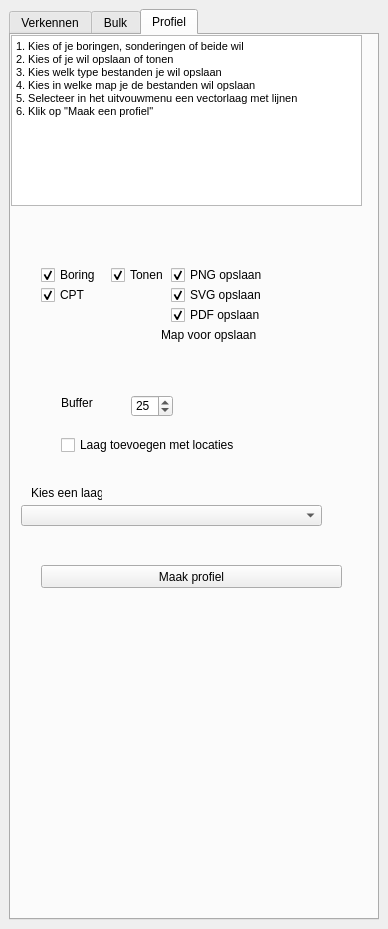
Qt form bro_download_plot_dockwidget_base.ui (ic144/bronodig) before a commit.
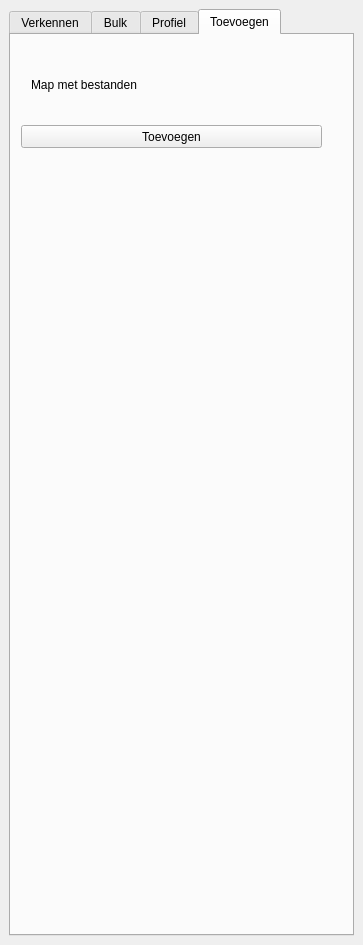
The same form after that commit. Custom widgets are drawn as their Qt base class.

Commit message: sonderingen en boringen uit bestanden op de kaart zetten met daarbij id

```diff
--- a/bro_download_plot_dockwidget_base.ui
+++ b/bro_download_plot_dockwidget_base.ui
@@ -6,8 +6,8 @@
    <rect>
     <x>0</x>
     <y>0</y>
-    <width>388</width>
-    <height>929</height>
+    <width>363</width>
+    <height>945</height>
    </rect>
   </property>
   <property name="windowTitle">
@@ -18,7 +18,7 @@
     <item row="2" column="0">
      <widget class="QTabWidget" name="tabWidget">
       <property name="currentIndex">
-       <number>2</number>
+       <number>3</number>
       </property>
       <widget class="QWidget" name="tab">
        <attribute name="title">
@@ -311,13 +311,13 @@
          <string>&lt;!DOCTYPE HTML PUBLIC &quot;-//W3C//DTD HTML 4.0//EN&quot; &quot;http://www.w3.org/TR/REC-html40/strict.dtd&quot;&gt;
 &lt;html&gt;&lt;head&gt;&lt;meta name=&quot;qrichtext&quot; content=&quot;1&quot; /&gt;&lt;style type=&quot;text/css&quot;&gt;
 p, li { white-space: pre-wrap; }
-&lt;/style&gt;&lt;/head&gt;&lt;body style=&quot; font-family:'MS Shell Dlg 2'; font-size:7.8pt; font-weight:400; font-style:normal;&quot;&gt;
-&lt;p style=&quot; margin-top:0px; margin-bottom:0px; margin-left:0px; margin-right:0px; -qt-block-indent:0; text-indent:0px;&quot;&gt;&lt;span style=&quot; font-size:8pt;&quot;&gt;1. Kies of je boringen, sonderingen of beide wil&lt;/span&gt;&lt;/p&gt;
-&lt;p style=&quot; margin-top:0px; margin-bottom:0px; margin-left:0px; margin-right:0px; -qt-block-indent:0; text-indent:0px;&quot;&gt;&lt;span style=&quot; font-size:8pt;&quot;&gt;2. Kies of je wil opslaan of tonen&lt;/span&gt;&lt;/p&gt;
-&lt;p style=&quot; margin-top:0px; margin-bottom:0px; margin-left:0px; margin-right:0px; -qt-block-indent:0; text-indent:0px;&quot;&gt;&lt;span style=&quot; font-size:8pt;&quot;&gt;3. Kies welk type bestanden je wil opslaan&lt;/span&gt;&lt;/p&gt;
-&lt;p style=&quot; margin-top:0px; margin-bottom:0px; margin-left:0px; margin-right:0px; -qt-block-indent:0; text-indent:0px;&quot;&gt;&lt;span style=&quot; font-size:8pt;&quot;&gt;4. Kies in welke map je de bestanden wil opslaan&lt;/span&gt;&lt;/p&gt;
-&lt;p style=&quot; margin-top:0px; margin-bottom:0px; margin-left:0px; margin-right:0px; -qt-block-indent:0; text-indent:0px;&quot;&gt;&lt;span style=&quot; font-size:8pt;&quot;&gt;5. Selecteer in het uitvouwmenu een vectorlaag met lijnen&lt;/span&gt;&lt;/p&gt;
-&lt;p style=&quot; margin-top:0px; margin-bottom:0px; margin-left:0px; margin-right:0px; -qt-block-indent:0; text-indent:0px;&quot;&gt;&lt;span style=&quot; font-size:8pt;&quot;&gt;6. Klik op &amp;quot;Maak een profiel&amp;quot;&lt;/span&gt;&lt;/p&gt;&lt;/body&gt;&lt;/html&gt;</string>
+&lt;/style&gt;&lt;/head&gt;&lt;body style=&quot; font-family:'MS Shell Dlg 2'; font-size:8pt; font-weight:400; font-style:normal;&quot;&gt;
+&lt;p style=&quot; margin-top:0px; margin-bottom:0px; margin-left:0px; margin-right:0px; -qt-block-indent:0; text-indent:0px;&quot;&gt;1. Kies of je boringen, sonderingen of beide wil&lt;/p&gt;
+&lt;p style=&quot; margin-top:0px; margin-bottom:0px; margin-left:0px; margin-right:0px; -qt-block-indent:0; text-indent:0px;&quot;&gt;2. Kies of je wil opslaan of tonen&lt;/p&gt;
+&lt;p style=&quot; margin-top:0px; margin-bottom:0px; margin-left:0px; margin-right:0px; -qt-block-indent:0; text-indent:0px;&quot;&gt;3. Kies welk type bestanden je wil opslaan&lt;/p&gt;
+&lt;p style=&quot; margin-top:0px; margin-bottom:0px; margin-left:0px; margin-right:0px; -qt-block-indent:0; text-indent:0px;&quot;&gt;4. Kies in welke map je de bestanden wil opslaan&lt;/p&gt;
+&lt;p style=&quot; margin-top:0px; margin-bottom:0px; margin-left:0px; margin-right:0px; -qt-block-indent:0; text-indent:0px;&quot;&gt;5. Selecteer in het uitvouwmenu een vectorlaag met lijnen&lt;/p&gt;
+&lt;p style=&quot; margin-top:0px; margin-bottom:0px; margin-left:0px; margin-right:0px; -qt-block-indent:0; text-indent:0px;&quot;&gt;6. Klik op &amp;quot;Maak een profiel&amp;quot;&lt;/p&gt;&lt;/body&gt;&lt;/html&gt;</string>
         </property>
        </widget>
        <widget class="QCheckBox" name="checkBoxBoring_profiel">
@@ -521,6 +521,53 @@
         </property>
        </widget>
       </widget>
+      <widget class="QWidget" name="tab_4">
+       <attribute name="title">
+        <string>Toevoegen</string>
+       </attribute>
+       <widget class="QgsFileWidget" name="mQgsFileWidget_toevoegen">
+        <property name="geometry">
+         <rect>
+          <x>20</x>
+          <y>60</y>
+          <width>101</width>
+          <height>20</height>
+         </rect>
+        </property>
+        <property name="storageMode">
+         <enum>QgsFileWidget::GetDirectory</enum>
+        </property>
+        <property name="options">
+         <set>QFileDialog::ShowDirsOnly</set>
+        </property>
+       </widget>
+       <widget class="QLabel" name="label_8">
+        <property name="geometry">
+         <rect>
+          <x>20</x>
+          <y>40</y>
+          <width>171</width>
+          <height>20</height>
+         </rect>
+        </property>
+        <property name="text">
+         <string>Map met bestanden</string>
+        </property>
+       </widget>
+       <widget class="QPushButton" name="pushButtonToevoegen">
+        <property name="geometry">
+         <rect>
+          <x>10</x>
+          <y>90</y>
+          <width>301</width>
+          <height>23</height>
+         </rect>
+        </property>
+        <property name="text">
+         <string>Toevoegen</string>
+        </property>
+       </widget>
+      </widget>
      </widget>
     </item>
    </layout>
```
Left out of the diff: 24 changed lines with no effect on the pictures. The commit also changes 2 other files.
